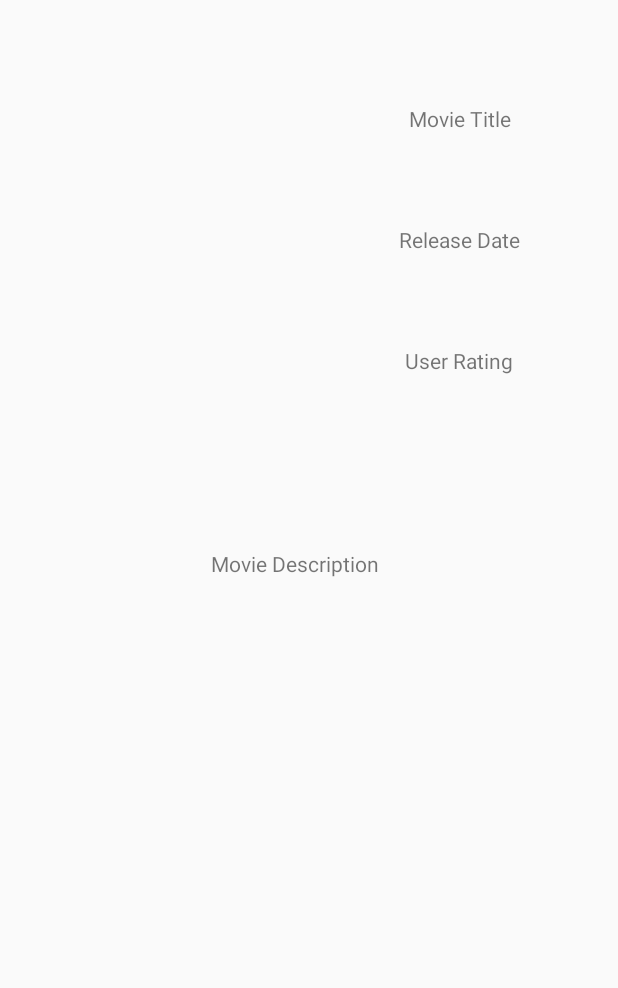
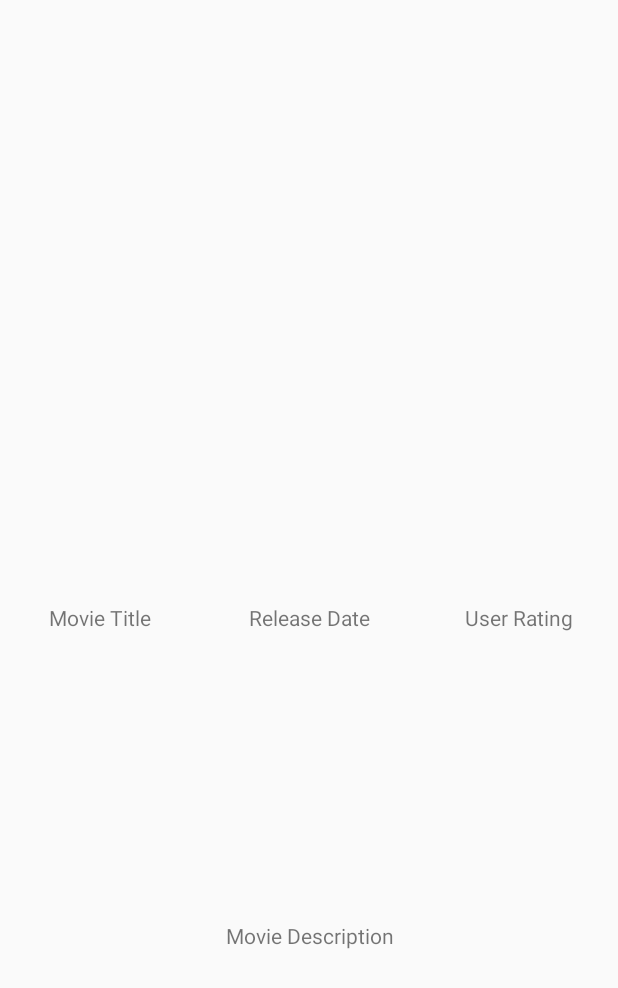
Before and after one commit to OverratedGman/PopularMovies, an Android app: the layout fragment_movie_detail.xml on its own in the app's theme, with its tools: preview values and no code run, on a phone screen of 412 x 824 dp. Shown: the top 988 px of the screen. Run offline under Robolectric (Android 15) with nearby library versions, the phone set to English and light mode, and no system bars.

```diff
--- a/app/src/main/AndroidManifest.xml
+++ b/app/src/main/AndroidManifest.xml
@@ -19,9 +19,10 @@
             </intent-filter>
         </activity>
         <activity
-            android:name="com.example.gautham.popularmovies.MovieDetail"
+            android:name=".MovieDetail"
             android:label="@string/title_activity_movie_detail" >
         </activity>
+
     </application>
 
 </manifest>
--- a/app/src/main/java/com/example/gautham/popularmovies/ImageAdapter.java
+++ b/app/src/main/java/com/example/gautham/popularmovies/ImageAdapter.java
@@ -33,7 +33,7 @@ public class ImageAdapter extends BaseAdapter
     }
 
     public void clear(){
-        movieData = null;
+        movieData = new MovieObject[(0)];
     }
 
     @Override
--- a/app/src/main/res/layout/fragment_movie_detail.xml
+++ b/app/src/main/res/layout/fragment_movie_detail.xml
@@ -8,46 +8,42 @@
     tools:context="com.example.gautham.popularmovies.MovieDetailFragment">>
 
 <ImageView
-    android:layout_width="200dp"
-    android:layout_height="300dp"
-    android:id="@+id/imageView" />
+    android:layout_width="fill_parent"
+    android:layout_height="200dp"
+    android:id="@+id/imageView"
+    android:layout_alignParentTop="true"
+    android:layout_above="@+id/movieTitleView"
+    android:layout_alignParentLeft="true"
+    android:layout_alignParentStart="true" />
 
 <TextView
-    android:layout_width="20dp"
+    android:layout_width="100dp"
     android:layout_height="55dp"
     android:id="@+id/movieTitleView"
-    android:layout_toRightOf="@+id/imageView"
-    android:layout_alignParentRight="true"
-    android:layout_alignParentEnd="true"
     android:gravity="center_vertical|center_horizontal"
     android:text="Movie Title"
-    android:layout_toEndOf="@id/imageView"
-    android:layout_marginTop="35dp"
-    />
+    android:layout_centerVertical="true"
+    android:layout_alignParentLeft="true"
+    android:layout_alignParentStart="true" />
 
 <TextView
-    android:layout_width="20dp"
+    android:layout_width="100dp"
     android:layout_height="55dp"
     android:id="@+id/movieReleaseDateView"
     android:gravity="center_vertical|center_horizontal"
     android:text="Release Date"
-    android:layout_below="@+id/movieTitleView"
-    android:layout_alignParentRight="true"
-    android:layout_alignParentEnd="true"
-    android:layout_toEndOf="@id/imageView"
-    android:layout_marginTop="25dp" />
+    android:layout_centerVertical="true"
+    android:layout_centerHorizontal="true" />
 
 <TextView
-    android:layout_width="20dp"
+    android:layout_width="100dp"
     android:layout_height="55dp"
     android:id="@+id/movieUserRating"
     android:gravity="center_vertical|center_horizontal"
     android:text="User Rating"
-    android:layout_below="@+id/movieReleaseDateView"
+    android:layout_centerVertical="true"
     android:layout_alignParentRight="true"
-    android:layout_alignParentEnd="true"
-    android:layout_toEndOf="@id/imageView"
-    android:layout_marginTop="25dp" />
+    android:layout_alignParentEnd="true" />
 
 <TextView
     android:layout_width="280dp"
@@ -55,10 +51,12 @@
     android:id="@+id/movieDescriptionView"
     android:gravity="center_vertical|center_horizontal"
     android:text="Movie Description"
-    android:layout_below="@+id/imageView"
+    android:capitalize="sentences"
+    android:layout_alignRight="@+id/movieUserRating"
+    android:layout_alignEnd="@+id/movieUserRating"
     android:layout_alignParentLeft="true"
     android:layout_alignParentStart="true"
-    android:layout_marginLeft="40dp"
-    android:capitalize="sentences" />
+    android:layout_alignParentBottom="true"
+    android:layout_below="@+id/movieUserRating" />
 
 </RelativeLayout>
--- a/app/src/main/res/menu/menu_main.xml
+++ b/app/src/main/res/menu/menu_main.xml
@@ -1,6 +1,8 @@
 <menu xmlns:android="http://schemas.android.com/apk/res/android"
     xmlns:app="http://schemas.android.com/apk/res-auto"
     xmlns:tools="http://schemas.android.com/tools" tools:context=".MainActivity">
-    <item android:id="@+id/action_settings" android:title="@string/action_settings"
-        android:orderInCategory="100" app:showAsAction="never" />
+    <item android:id="@+id/popularMenuItem" android:title="@string/menutitle"
+        android:orderInCategory="1" app:showAsAction="never" />
+    <item android:id="@+id/ratingMenuItem" android:title="@string/menutitle2"
+        android:orderInCategory="2" app:showAsAction="never" />
 </menu>
--- a/app/src/main/res/values/strings.xml
+++ b/app/src/main/res/values/strings.xml
@@ -3,4 +3,7 @@
     <string name="hello_world">Hello world!</string>
     <string name="action_settings">Settings</string>
     <string name="title_activity_movie_detail">MovieDetail</string>
-</resources>
+    <string name="menutitle">Sort By Most Popular</string>
+    <string name="menutitle2">Sort By Highest Rating</string>
+
+    </resources>
```
Also changed, not shown: app/src/main/java/com/example/gautham/popularmovies/MainActivity.java (+8 -7 lines), app/src/main/java/com/example/gautham/popularmovies/MainActivityFragment.java (+5 -22 lines), app/src/main/java/com/example/gautham/popularmovies/MovieDetail.java (+20 -9 lines).
